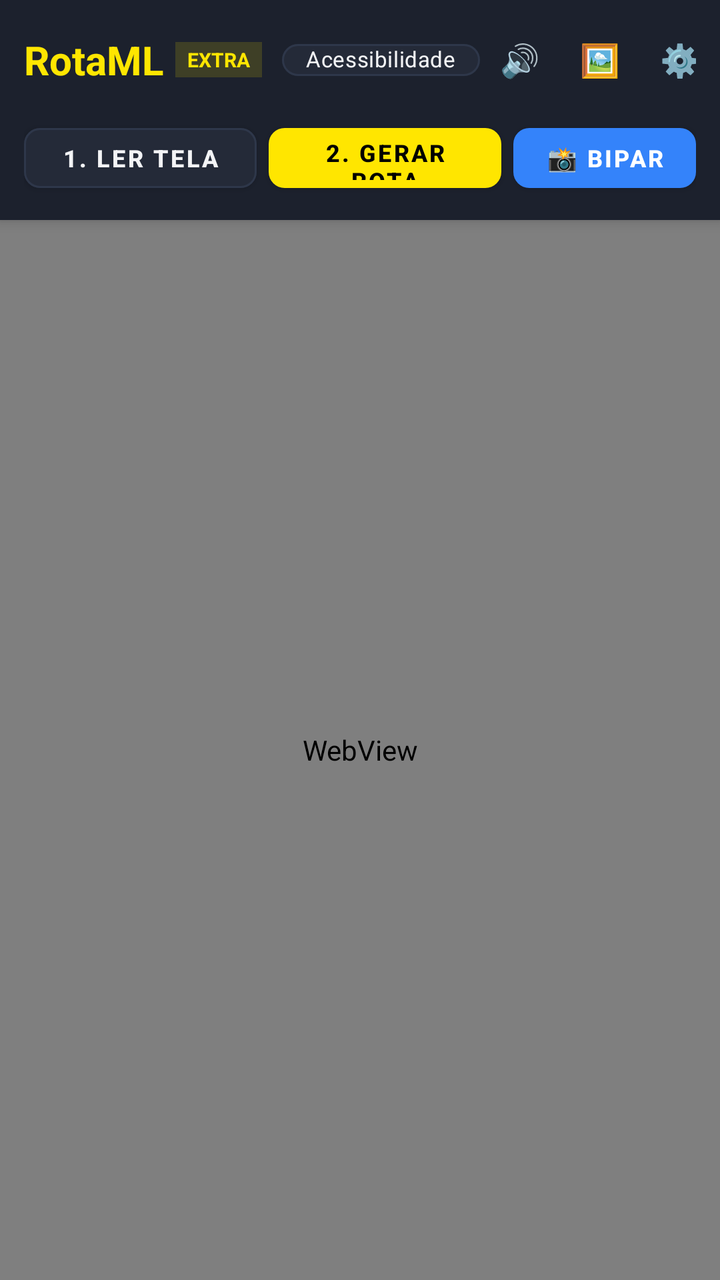
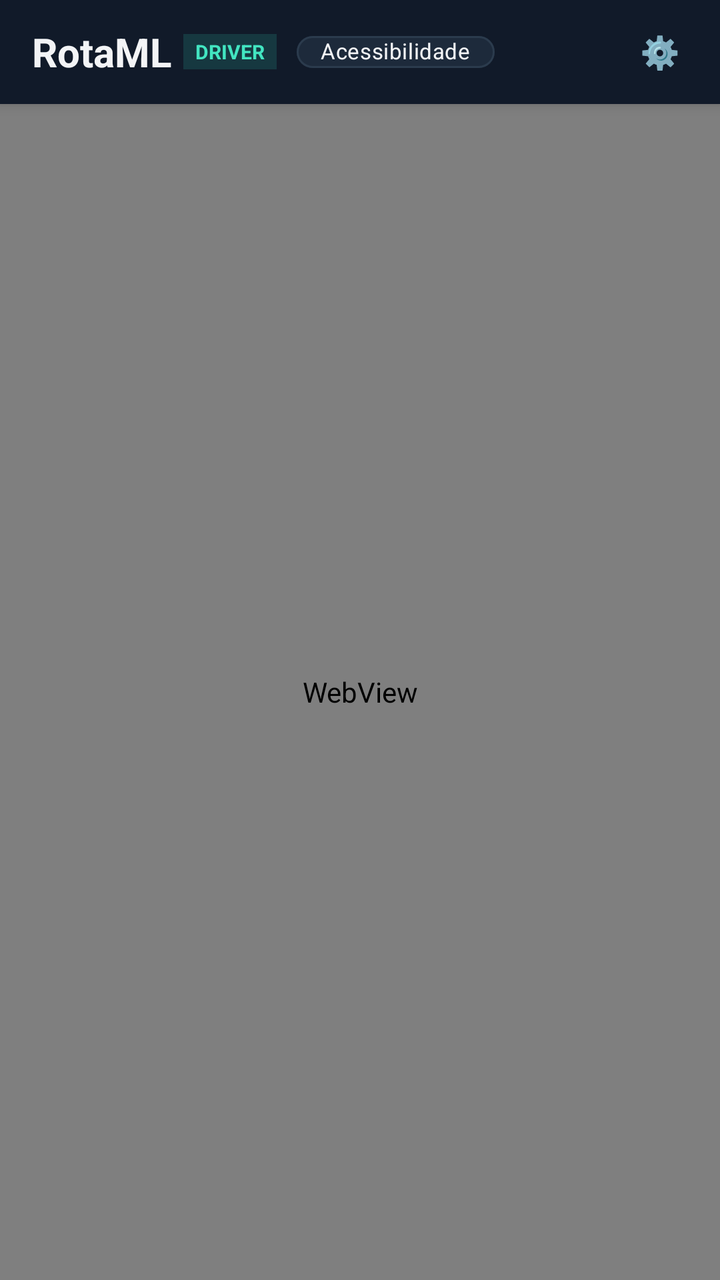

An Android layout rendered at two revisions. The XML below is the earlier revision; the diff shows what the commit changed to produce the second picture.
<!-- AndroidManifest.xml: application theme Theme.RotaML -->
<!-- res/layout/activity_main.xml -->
<?xml version="1.0" encoding="utf-8"?>
<LinearLayout xmlns:android="http://schemas.android.com/apk/res/android"
    xmlns:app="http://schemas.android.com/apk/res-auto"
    xmlns:tools="http://schemas.android.com/tools"
    android:layout_width="match_parent"
    android:layout_height="match_parent"
    android:orientation="vertical"
    android:background="@color/bg_dark">

    
    <com.google.android.material.card.MaterialCardView
        android:layout_width="match_parent"
        android:layout_height="wrap_content"
        app:cardBackgroundColor="@color/surface_dark"
        app:cardElevation="4dp"
        app:cardCornerRadius="0dp"
        app:strokeWidth="0dp">

        <LinearLayout
            android:layout_width="match_parent"
            android:layout_height="wrap_content"
            android:orientation="vertical"
            android:paddingStart="12dp"
            android:paddingEnd="12dp"
            android:paddingTop="10dp"
            android:paddingBottom="10dp">

            
            <LinearLayout
                android:layout_width="match_parent"
                android:layout_height="wrap_content"
                android:orientation="horizontal"
                android:gravity="center_vertical">

                <TextView
                    android:layout_width="wrap_content"
                    android:layout_height="wrap_content"
                    android:text="RotaML"
                    android:textColor="@color/primary"
                    android:textStyle="bold"
                    android:textSize="20sp" />

                <TextView
                    android:layout_width="wrap_content"
                    android:layout_height="wrap_content"
                    android:layout_marginStart="6dp"
                    android:background="#26FFE600"
                    android:paddingStart="6dp"
                    android:paddingEnd="6dp"
                    android:paddingTop="2dp"
                    android:paddingBottom="2dp"
                    android:text="EXTRA"
                    android:textColor="@color/primary"
                    android:textSize="10sp"
                    android:textStyle="bold" />

                
                <com.google.android.material.chip.Chip
                    android:id="@+id/chipAcessibilidade"
                    android:layout_width="wrap_content"
                    android:layout_height="32dp"
                    android:layout_marginStart="10dp"
                    android:text="Acessibilidade"
                    android:textColor="@color/text_main"
                    android:textSize="11sp"
                    app:chipBackgroundColor="@color/surface_card"
                    app:chipStrokeColor="@color/border_dark"
                    app:chipStrokeWidth="1dp" />

                <View
                    android:layout_width="0dp"
                    android:layout_height="1dp"
                    android:layout_weight="1" />

                
                <com.google.android.material.button.MaterialButton
                    android:id="@+id/btnMuteAudio"
                    style="@style/Widget.MaterialComponents.Button.TextButton"
                    android:layout_width="40dp"
                    android:layout_height="40dp"
                    android:padding="0dp"
                    android:text="🔊"
                    android:textSize="16sp"
                    android:textColor="@color/text_main" />

                
                <com.google.android.material.button.MaterialButton
                    android:id="@+id/btnLerFoto"
                    style="@style/Widget.MaterialComponents.Button.TextButton"
                    android:layout_width="40dp"
                    android:layout_height="40dp"
                    android:padding="0dp"
                    android:text="🖼️"
                    android:textSize="16sp"
                    android:textColor="@color/text_main" />

                
                <com.google.android.material.button.MaterialButton
                    android:id="@+id/btnConfig"
                    style="@style/Widget.MaterialComponents.Button.TextButton"
                    android:layout_width="40dp"
                    android:layout_height="40dp"
                    android:padding="0dp"
                    android:text="⚙️"
                    android:textSize="16sp"
                    android:textColor="@color/text_main" />
            </LinearLayout>

            
            <LinearLayout
                android:layout_width="match_parent"
                android:layout_height="wrap_content"
                android:orientation="horizontal"
                android:layout_marginTop="8dp"
                android:gravity="center_vertical">

                
                <com.google.android.material.button.MaterialButton
                    android:id="@+id/btnLer"
                    android:layout_width="0dp"
                    android:layout_height="42dp"
                    android:layout_weight="1"
                    android:layout_marginEnd="6dp"
                    android:text="1. Ler Tela"
                    android:textSize="12sp"
                    android:textStyle="bold"
                    android:textColor="@color/text_main"
                    app:backgroundTint="@color/surface_card"
                    app:strokeColor="@color/border_dark"
                    app:strokeWidth="1dp"
                    app:cornerRadius="8dp" />

                
                <com.google.android.material.button.MaterialButton
                    android:id="@+id/btnRota"
                    android:layout_width="0dp"
                    android:layout_height="42dp"
                    android:layout_weight="1"
                    android:layout_marginEnd="6dp"
                    android:text="2. Gerar Rota"
                    android:textSize="12sp"
                    android:textStyle="bold"
                    android:textColor="@color/black"
                    app:backgroundTint="@color/primary"
                    app:cornerRadius="8dp" />

                
                <com.google.android.material.button.MaterialButton
                    android:id="@+id/btnBiparTop"
                    android:layout_width="wrap_content"
                    android:layout_height="42dp"
                    android:text="📸 Bipar"
                    android:textSize="12sp"
                    android:textStyle="bold"
                    android:textColor="@color/white"
                    app:backgroundTint="@color/secondary"
                    app:cornerRadius="8dp" />
            </LinearLayout>

        </LinearLayout>
    </com.google.android.material.card.MaterialCardView>

    
    <com.google.android.material.progressindicator.LinearProgressIndicator
        android:id="@+id/progressBar"
        android:layout_width="match_parent"
        android:layout_height="4dp"
        android:indeterminate="true"
        android:visibility="gone"
        app:indicatorColor="@color/primary"
        app:trackColor="@color/bg_dark" />

    
    <WebView
        android:id="@+id/webView"
        android:layout_width="match_parent"
        android:layout_height="0dp"
        android:layout_weight="1"
        android:background="@color/bg_dark" />

</LinearLayout>
<!-- resources referenced by this layout -->
<resources>
  <color name="bg_dark">#12151B</color>
  <color name="black">#FF000000</color>
  <color name="border_dark">#2E374A</color>
  <color name="primary">#FFE600</color>
  <color name="secondary">#3483FA</color>
  <color name="surface_card">#242A38</color>
  <color name="surface_dark">#1C212D</color>
  <color name="text_main">#F3F4F6</color>
  <color name="white">#FFFFFFFF</color>
  <style name="Theme.RotaML" parent="Theme.MaterialComponents.DayNight.NoActionBar">
          <item name="colorPrimary">@color/primary</item>
          <item name="colorPrimaryVariant">#E5CE00</item>
          <item name="colorOnPrimary">@color/black</item>
          <item name="colorSecondary">@color/secondary</item>
          <item name="colorSecondaryVariant">#1C54B2</item>
          <item name="colorOnSecondary">@color/white</item>
          <item name="android:statusBarColor">#12151B</item>
          <item name="android:navigationBarColor">#12151B</item>
      </style>
</resources>

<!-- the commit's change to res/layout/activity_main.xml (unified diff, before → after) -->
@@ -20,10 +20,10 @@
             android:layout_width="match_parent"
             android:layout_height="wrap_content"
             android:orientation="vertical"
-            android:paddingStart="12dp"
+            android:paddingStart="16dp"
             android:paddingEnd="12dp"
-            android:paddingTop="10dp"
-            android:paddingBottom="10dp">
+            android:paddingTop="4dp"
+            android:paddingBottom="4dp">
 
             
             <LinearLayout
@@ -36,7 +36,7 @@
                     android:layout_width="wrap_content"
                     android:layout_height="wrap_content"
                     android:text="RotaML"
-                    android:textColor="@color/primary"
+                    android:textColor="@color/text_main"
                     android:textStyle="bold"
                     android:textSize="20sp" />
 
@@ -44,12 +44,12 @@
                     android:layout_width="wrap_content"
                     android:layout_height="wrap_content"
                     android:layout_marginStart="6dp"
-                    android:background="#26FFE600"
+                    android:background="#263AE3C4"
                     android:paddingStart="6dp"
                     android:paddingEnd="6dp"
                     android:paddingTop="2dp"
                     android:paddingBottom="2dp"
-                    android:text="EXTRA"
+                    android:text="DRIVER"
                     android:textColor="@color/primary"
                     android:textSize="10sp"
                     android:textStyle="bold" />
@@ -76,9 +76,11 @@
                 <com.google.android.material.button.MaterialButton
                     android:id="@+id/btnMuteAudio"
                     style="@style/Widget.MaterialComponents.Button.TextButton"
-                    android:layout_width="40dp"
-                    android:layout_height="40dp"
+                    android:layout_width="36dp"
+                    android:layout_height="44dp"
+                    android:visibility="gone"
                     android:padding="0dp"
+                    android:contentDescription="Ativar ou silenciar áudio"
                     android:text="🔊"
                     android:textSize="16sp"
                     android:textColor="@color/text_main" />
@@ -87,9 +89,11 @@
                 <com.google.android.material.button.MaterialButton
                     android:id="@+id/btnLerFoto"
                     style="@style/Widget.MaterialComponents.Button.TextButton"
-                    android:layout_width="40dp"
-                    android:layout_height="40dp"
+                    android:layout_width="36dp"
+                    android:layout_height="44dp"
+                    android:visibility="gone"
                     android:padding="0dp"
+                    android:contentDescription="Ler foto da galeria"
                     android:text="🖼️"
                     android:textSize="16sp"
                     android:textColor="@color/text_main" />
@@ -98,9 +102,10 @@
                 <com.google.android.material.button.MaterialButton
                     android:id="@+id/btnConfig"
                     style="@style/Widget.MaterialComponents.Button.TextButton"
-                    android:layout_width="40dp"
-                    android:layout_height="40dp"
+                    android:layout_width="36dp"
+                    android:layout_height="44dp"
                     android:padding="0dp"
+                    android:contentDescription="Abrir configurações"
                     android:text="⚙️"
                     android:textSize="16sp"
                     android:textColor="@color/text_main" />
@@ -112,13 +117,14 @@
                 android:layout_height="wrap_content"
                 android:orientation="horizontal"
                 android:layout_marginTop="8dp"
+                android:visibility="gone"
                 android:gravity="center_vertical">
 
                 
                 <com.google.android.material.button.MaterialButton
                     android:id="@+id/btnLer"
                     android:layout_width="0dp"
-                    android:layout_height="42dp"
+                    android:layout_height="48dp"
                     android:layout_weight="1"
                     android:layout_marginEnd="6dp"
                     android:text="1. Ler Tela"
@@ -128,13 +134,16 @@
                     app:backgroundTint="@color/surface_card"
                     app:strokeColor="@color/border_dark"
                     app:strokeWidth="1dp"
-                    app:cornerRadius="8dp" />
+                    app:cornerRadius="12dp"
+                    android:singleLine="true"
+                    android:paddingStart="4dp"
+                    android:paddingEnd="4dp" />
 
                 
                 <com.google.android.material.button.MaterialButton
                     android:id="@+id/btnRota"
                     android:layout_width="0dp"
-                    android:layout_height="42dp"
+                    android:layout_height="48dp"
                     android:layout_weight="1"
                     android:layout_marginEnd="6dp"
                     android:text="2. Gerar Rota"
@@ -142,19 +151,22 @@
                     android:textStyle="bold"
                     android:textColor="@color/black"
                     app:backgroundTint="@color/primary"
-                    app:cornerRadius="8dp" />
+                    app:cornerRadius="12dp"
+                    android:singleLine="true"
+                    android:paddingStart="4dp"
+                    android:paddingEnd="4dp" />
 
                 
                 <com.google.android.material.button.MaterialButton
                     android:id="@+id/btnBiparTop"
                     android:layout_width="wrap_content"
-                    android:layout_height="42dp"
+                    android:layout_height="48dp"
                     android:text="📸 Bipar"
                     android:textSize="12sp"
                     android:textStyle="bold"
                     android:textColor="@color/white"
                     app:backgroundTint="@color/secondary"
-                    app:cornerRadius="8dp" />
+                    app:cornerRadius="12dp" />
             </LinearLayout>
 
         </LinearLayout>
<!-- resource entries referenced after the edit -->
@@ -1,23 +1,24 @@
 <!-- resources referenced by this layout -->
 <resources>
-  <color name="bg_dark">#12151B</color>
+  <color name="bg_dark">#0D1421</color>
   <color name="black">#FF000000</color>
-  <color name="border_dark">#2E374A</color>
-  <color name="primary">#FFE600</color>
-  <color name="secondary">#3483FA</color>
-  <color name="surface_card">#242A38</color>
-  <color name="surface_dark">#1C212D</color>
+  <color name="border_dark">#2B3B4D</color>
+  <color name="primary">#42E5C1</color>
+  <color name="secondary">#7485FF</color>
+  <color name="surface_card">#1D2A3B</color>
+  <color name="surface_dark">#111A29</color>
   <color name="text_main">#F3F4F6</color>
   <color name="white">#FFFFFFFF</color>
   <style name="Theme.RotaML" parent="Theme.MaterialComponents.DayNight.NoActionBar">
           <item name="colorPrimary">@color/primary</item>
-          <item name="colorPrimaryVariant">#E5CE00</item>
+          <item name="colorPrimaryVariant">@color/primary_variant</item>
           <item name="colorOnPrimary">@color/black</item>
           <item name="colorSecondary">@color/secondary</item>
           <item name="colorSecondaryVariant">#1C54B2</item>
           <item name="colorOnSecondary">@color/white</item>
-          <item name="android:statusBarColor">#12151B</item>
-          <item name="android:navigationBarColor">#12151B</item>
+          <item name="android:statusBarColor">#111A29</item>
+          <item name="android:navigationBarColor">#111A29</item>
       </style>
+  <color name="primary_variant">#2FCDAA</color>
 </resources>
 
